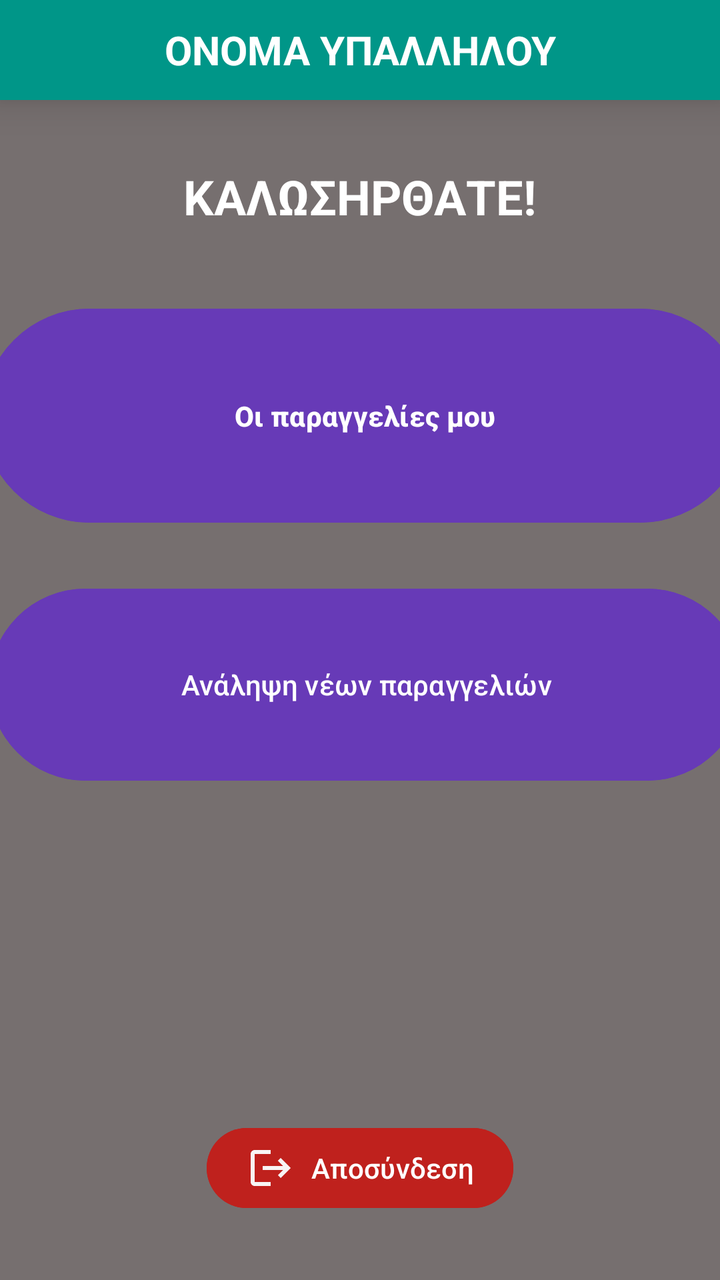
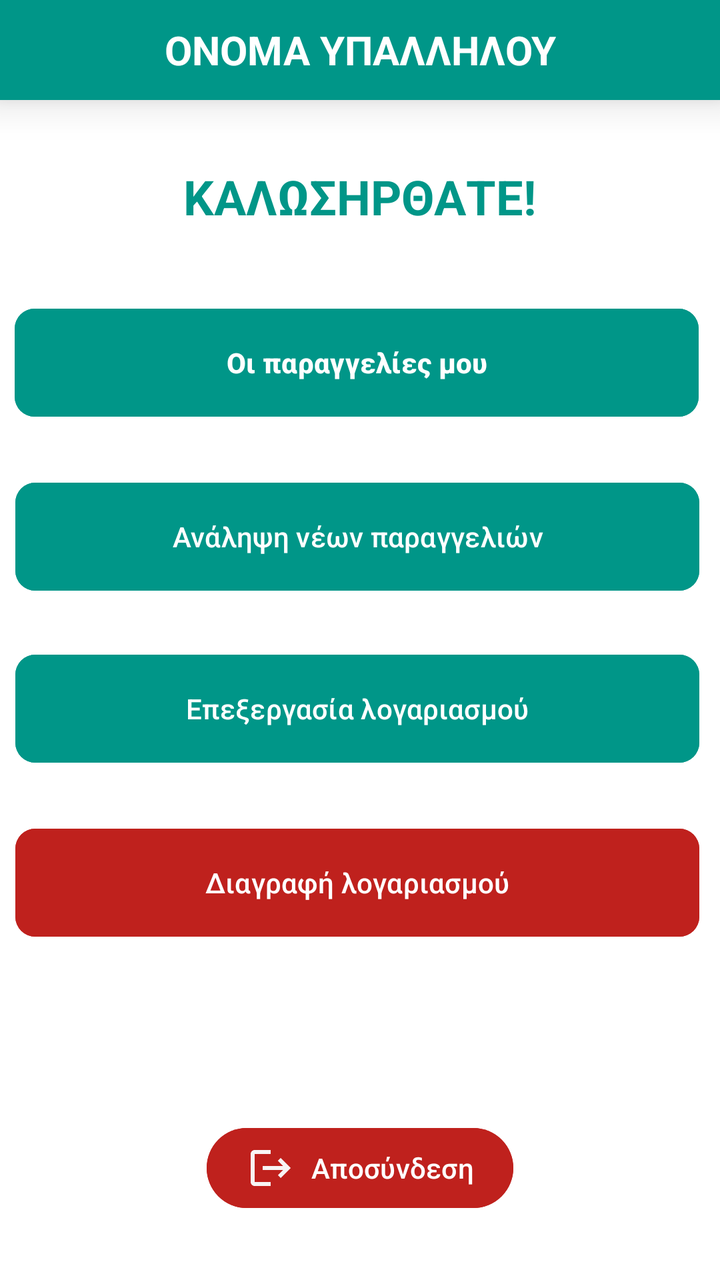

Two renders of the same Android screen: before a commit and after it. Below are the layout's source before the change and the commit's diff.
<!-- AndroidManifest.xml: application theme Theme.Team21 -->
<!-- res/layout/activity_order_preparation_employee_menu.xml -->
<?xml version="1.0" encoding="utf-8"?>
<androidx.constraintlayout.widget.ConstraintLayout xmlns:android="http://schemas.android.com/apk/res/android"
    xmlns:app="http://schemas.android.com/apk/res-auto"
    xmlns:tools="http://schemas.android.com/tools"
    android:id="@+id/OrdPrepEmpMenu"
    android:layout_width="match_parent"
    android:layout_height="match_parent"
    android:background="#766F6F"
    tools:context=".view.employee.customerServiceEmployee.customerServiceEmployeeMenu.CustomerServiceMenuActivity">

    <TextView
        android:id="@+id/txtCustomerServiceEmployeeMenuName"
        android:layout_width="0dp"
        android:layout_height="50dp"
        android:background="#009688"
        android:elevation="12dp"
        android:gravity="center"
        android:text="ΟΝΟΜΑ ΥΠΑΛΛΗΛΟΥ"
        android:textColor="#FFFFFF"
        android:textSize="20sp"
        android:textStyle="bold"
        app:layout_constraintEnd_toEndOf="parent"
        app:layout_constraintStart_toStartOf="parent"
        app:layout_constraintTop_toTopOf="parent" />

    <TextView
        android:id="@+id/txtOrdPrepEmpMenuWelcomeMessage"
        android:layout_width="wrap_content"
        android:layout_height="wrap_content"
        android:layout_marginTop="32dp"
        android:text="ΚΑΛΩΣΗΡΘΑΤΕ!"
        android:textColor="#FFFFFF"
        android:textSize="24sp"
        android:textStyle="bold"
        app:layout_constraintEnd_toEndOf="parent"
        app:layout_constraintStart_toStartOf="parent"
        app:layout_constraintTop_toBottomOf="@+id/txtCustomerServiceEmployeeMenuName" />

    <Button
        android:id="@+id/btnOrdPrepEmpAssignedOrders"
        android:layout_width="382dp"
        android:layout_height="115dp"
        android:layout_marginTop="36dp"
        android:backgroundTint="#673AB7"
        android:text="Οι παραγγελίες μου"
        android:textStyle="bold"
        app:layout_constraintEnd_toEndOf="parent"
        app:layout_constraintHorizontal_bias="0.413"
        app:layout_constraintStart_toStartOf="parent"
        app:layout_constraintTop_toBottomOf="@+id/txtOrdPrepEmpMenuWelcomeMessage"
         />

    <Button
        android:id="@+id/btnOrdPrepEmpAvailableOrdersToAssign"
        android:layout_width="377dp"
        android:layout_height="104dp"
        android:layout_marginTop="25dp"
        android:backgroundTint="#673AB7"
        android:text="Ανάληψη νέων παραγγελιών"
        app:layout_constraintEnd_toEndOf="parent"
        app:layout_constraintHorizontal_bias="0.352"
        app:layout_constraintStart_toStartOf="parent"
        app:layout_constraintTop_toBottomOf="@+id/btnOrdPrepEmpAssignedOrders" />

    <Button
        android:id="@+id/btnCustomerServiceEmployeeMenuLogout"
        android:layout_width="wrap_content"
        android:layout_height="wrap_content"
        android:layout_marginBottom="32dp"
        android:backgroundTint="#BF211D"
        android:drawableLeft="@drawable/account_logout"
        android:elevation="8dp"
        android:paddingStart="20dp"
        android:paddingEnd="20dp"
        android:text="Αποσύνδεση"
        app:cornerRadius="20dp"
        app:layout_constraintBottom_toBottomOf="parent"
        app:layout_constraintEnd_toEndOf="parent"
        app:layout_constraintStart_toStartOf="parent" />

</androidx.constraintlayout.widget.ConstraintLayout>
<!-- resources referenced by this layout -->
<resources>
  <!-- drawable account_logout (drawable) -->
  <vector xmlns:android="http://schemas.android.com/apk/res/android" android:autoMirrored="true" android:height="24dp" android:tint="#F8F5F5" android:viewportHeight="24" android:viewportWidth="24" android:width="24dp">
        
      <path android:fillColor="@android:color/white" android:pathData="M17,7l-1.41,1.41L18.17,11H8v2h10.17l-2.58,2.58L17,17l5,-5zM4,5h8V3H4c-1.1,0 -2,0.9 -2,2v14c0,1.1 0.9,2 2,2h8v-2H4V5z"/>
      
  </vector>
  <style name="Theme.Team21" parent="Base.Theme.Team21" />
  <style name="Base.Theme.Team21" parent="Theme.Material3.DayNight.NoActionBar">
          
          
      </style>
</resources>

<!-- the commit's change to res/layout/activity_order_preparation_employee_menu.xml (unified diff, before → after) -->
@@ -5,7 +5,7 @@
     android:id="@+id/OrdPrepEmpMenu"
     android:layout_width="match_parent"
     android:layout_height="match_parent"
-    android:background="#766F6F"
+    android:background="#FFFFFF"
     tools:context=".view.employee.customerServiceEmployee.customerServiceEmployeeMenu.CustomerServiceMenuActivity">
 
     <TextView
@@ -29,7 +29,7 @@
         android:layout_height="wrap_content"
         android:layout_marginTop="32dp"
         android:text="ΚΑΛΩΣΗΡΘΑΤΕ!"
-        android:textColor="#FFFFFF"
+        android:textColor="#009688"
         android:textSize="24sp"
         android:textStyle="bold"
         app:layout_constraintEnd_toEndOf="parent"
@@ -38,29 +38,56 @@
 
     <Button
         android:id="@+id/btnOrdPrepEmpAssignedOrders"
-        android:layout_width="382dp"
-        android:layout_height="115dp"
+        android:layout_width="342dp"
+        android:layout_height="62dp"
         android:layout_marginTop="36dp"
-        android:backgroundTint="#673AB7"
+        android:backgroundTint="#009688"
         android:text="Οι παραγγελίες μου"
         android:textStyle="bold"
+        app:cornerRadius="10dp"
         app:layout_constraintEnd_toEndOf="parent"
         app:layout_constraintHorizontal_bias="0.413"
         app:layout_constraintStart_toStartOf="parent"
-        app:layout_constraintTop_toBottomOf="@+id/txtOrdPrepEmpMenuWelcomeMessage"
-         />
+        app:layout_constraintTop_toBottomOf="@+id/txtOrdPrepEmpMenuWelcomeMessage" />
 
     <Button
         android:id="@+id/btnOrdPrepEmpAvailableOrdersToAssign"
-        android:layout_width="377dp"
-        android:layout_height="104dp"
+        android:layout_width="342dp"
+        android:layout_height="62dp"
         android:layout_marginTop="25dp"
-        android:backgroundTint="#673AB7"
+        android:backgroundTint="#009688"
         android:text="Ανάληψη νέων παραγγελιών"
+        app:cornerRadius="10dp"
         app:layout_constraintEnd_toEndOf="parent"
-        app:layout_constraintHorizontal_bias="0.352"
+        app:layout_constraintHorizontal_bias="0.42"
         app:layout_constraintStart_toStartOf="parent"
         app:layout_constraintTop_toBottomOf="@+id/btnOrdPrepEmpAssignedOrders" />
+
+    <Button
+        android:id="@+id/btnOrdPrepEmpProcessAccount"
+        android:layout_width="342dp"
+        android:layout_height="62dp"
+        android:layout_marginTop="24dp"
+        android:backgroundTint="#009688"
+        android:text="Επεξεργασία λογαριασμού"
+        app:cornerRadius="10dp"
+        app:layout_constraintEnd_toEndOf="parent"
+        app:layout_constraintHorizontal_bias="0.42"
+        app:layout_constraintStart_toStartOf="parent"
+        app:layout_constraintTop_toBottomOf="@+id/btnOrdPrepEmpAvailableOrdersToAssign" />
+
+    <Button
+        android:id="@+id/btnOrdPrepEmpDeleteAccount"
+        android:layout_width="342dp"
+        android:layout_height="62dp"
+        android:layout_marginTop="25dp"
+        android:backgroundTint="#BF211D"
+        android:text="Διαγραφή λογαριασμού"
+        app:cornerRadius="10dp"
+        app:layout_constraintEnd_toEndOf="parent"
+        app:layout_constraintHorizontal_bias="0.42"
+        app:layout_constraintStart_toStartOf="parent"
+        app:layout_constraintTop_toBottomOf="@+id/btnOrdPrepEmpProcessAccount" />
 
     <Button
         android:id="@+id/btnCustomerServiceEmployeeMenuLogout"
